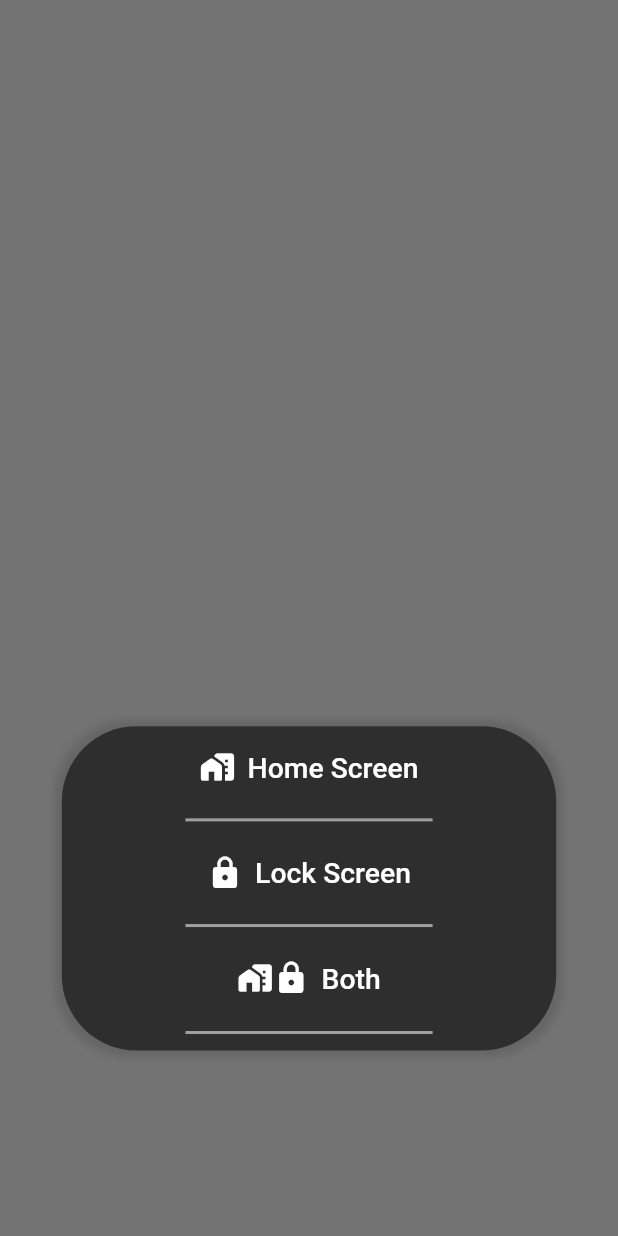
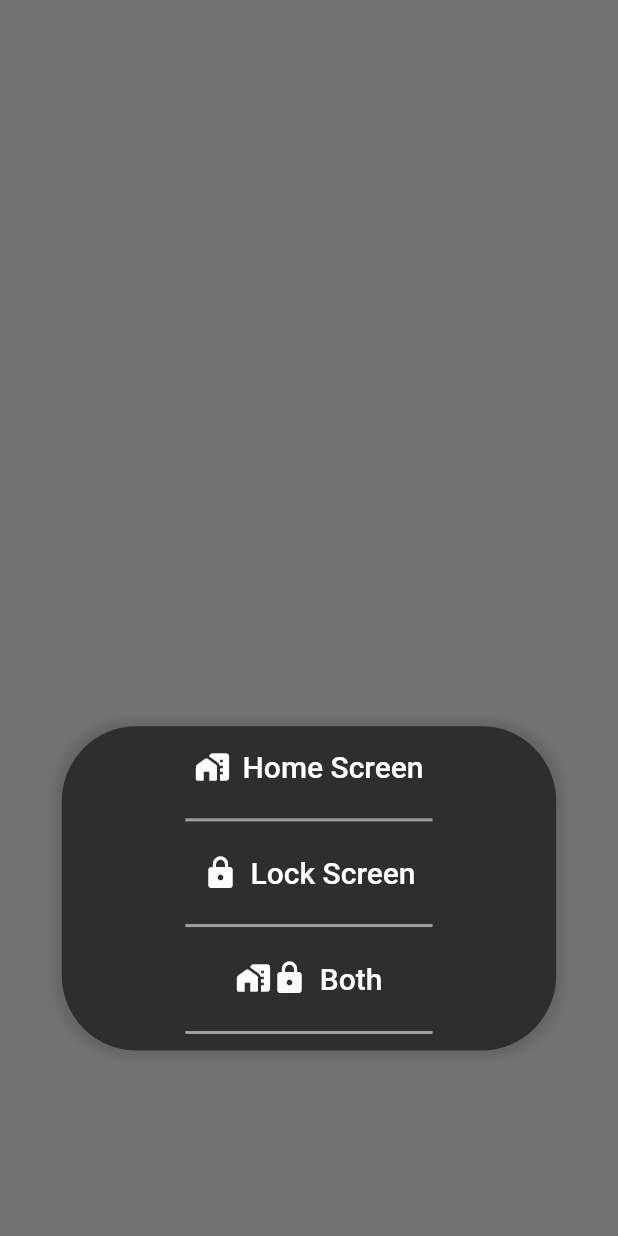
Before and after one commit to FerasHamam/LegacyWallpapers, a Flutter app: what showMoadl() shows on an empty page, opened directly with empty values, on a phone screen of 412 x 824 dp. Run offline on Flutter 3.47's test engine with Material 2 defaults, Android fonts, the phone set to English and light mode, and no system bars; drawn by our look-alikes of auto_size_text; our stand-ins replace cached_network_image, flutter_cache_manager, flutter_screenutil, image_gallery_saver, preload_page_view, sqflite; missing offline and left inert: wallpaper_manager; accounts and stored records are empty; network calls fail.

Commit message:
tweaked font sizes

```diff
--- a/lib/widgets/ImagePreviewWidgets/modalSheet.dart
+++ b/lib/widgets/ImagePreviewWidgets/modalSheet.dart
@@ -13,7 +13,7 @@ void showMoadl(
       context: context,
       builder: (ctx) {
         TextStyle styleForModal =
-            TextStyle(fontSize: 55.sp, color: Colors.white);
+            TextStyle(fontSize: 75.sp, color: Colors.white);
         return Container(
           color: Colors.transparent,
           padding: EdgeInsets.symmetric(
@@ -107,6 +107,7 @@ void showMoadl(
                         ),
                         AutoSizeText(
                           'Both',
+                          softWrap: true,
                           maxLines: 1,
                           maxFontSize: 20,
                           style: styleForModal,
--- a/lib/widgets/ImagePreviewWidgets/wallpaperFunctions.dart
+++ b/lib/widgets/ImagePreviewWidgets/wallpaperFunctions.dart
@@ -172,10 +172,10 @@ class _FunctionsWidgetState extends State<FunctionsWidget>
                           label: AutoSizeText(
                             "Set As",
                             maxLines: 1,
-                            maxFontSize: 22,
+                            maxFontSize: 23,
                             textAlign: TextAlign.center,
                             style:
-                                TextStyle(color: Colors.white, fontSize: 60.sp),
+                                TextStyle(color: Colors.white, fontSize: 70.sp),
                           ),
                         ),
                       ),
--- a/lib/widgets/TypeWidgets/TypeName.dart
+++ b/lib/widgets/TypeWidgets/TypeName.dart
@@ -63,7 +63,7 @@ class _AnimatedTextState extends State<AnimatedText>
             child: AutoSizeText(
               widget.text.toUpperCase(),
               maxLines: 1,
-              maxFontSize: 60,
+              maxFontSize: 74,
               key: GlobalKey(),
               style: TextStyle(
                   fontSize: 300.sp,
```
